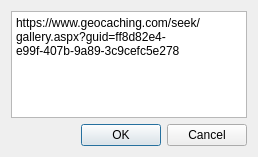
Before: the Qt Designer form openurldialog.ui in FrankMamuda/geogallery, drawn with Qt 5.
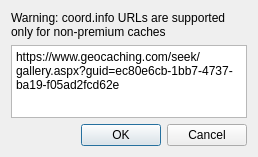
After: the same form once the commit is applied. Icons and pictures are not drawn.

Patch:
```diff
--- a/openurldialog.ui
+++ b/openurldialog.ui
@@ -18,10 +18,20 @@
     <normaloff>:/icons/icon.png</normaloff>:/icons/icon.png</iconset>
   </property>
   <layout class="QVBoxLayout" name="verticalLayout">
+   <item>
+    <widget class="QLabel" name="label">
+     <property name="text">
+      <string>Warning: coord.info URLs are supported only for non-premium caches</string>
+     </property>
+     <property name="wordWrap">
+      <bool>true</bool>
+     </property>
+    </widget>
+   </item>
    <item>
     <widget class="QPlainTextEdit" name="urlEdit">
      <property name="plainText">
-      <string>https://www.geocaching.com/seek/gallery.aspx?guid=ff8d82e4-e99f-407b-9a89-3c9cefc5e278</string>
+      <string>https://www.geocaching.com/seek/gallery.aspx?guid=ec80e6cb-1bb7-4737-ba19-f05ad2fcd62e</string>
      </property>
      <property name="placeholderText">
       <string>Paste URL from Geocaching.com gallery</string>
```
Left out of the diff: 3 changed lines with no effect on the pictures.
